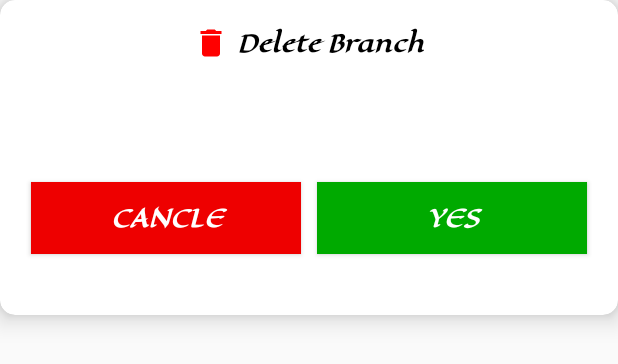
After one commit to kirankumar-lab/StudentAttendanceManagement, an Android app: the layout layout_delete_branch.xml on its own in the app's theme, with its tools: preview values and no code run, on a phone screen of 412 x 824 dp. The commit adds this screen. Shown: the top 364 px of the screen. Run offline under Robolectric (Android 15) with nearby library versions, the light colour scheme and no system bars.

Commit message:
added branch layouts and classes.

```diff
--- /dev/null
+++ b/app/src/main/res/layout/layout_delete_branch.xml
@@ -0,0 +1,85 @@
+<?xml version="1.0" encoding="utf-8"?>
+<androidx.cardview.widget.CardView xmlns:android="http://schemas.android.com/apk/res/android"
+    xmlns:app="http://schemas.android.com/apk/res-auto"
+    android:layout_width="match_parent"
+    android:layout_height="wrap_content"
+    app:cardCornerRadius="10dp"
+    app:cardElevation="10dp">
+
+    <LinearLayout
+        android:layout_width="match_parent"
+        android:layout_height="match_parent"
+        android:orientation="vertical"
+        android:padding="15dp">
+
+        <TextView
+            android:layout_width="wrap_content"
+            android:layout_height="wrap_content"
+            android:layout_gravity="center"
+            android:drawableStart="@drawable/ic_delete"
+            android:drawableLeft="@drawable/ic_delete"
+            android:drawablePadding="5dp"
+            android:fontFamily="@font/eagle_lake"
+            android:text="@string/delete_branch"
+            android:textColor="@color/black"
+            android:textSize="16sp"
+            android:textStyle="bold|italic" />
+
+        <TextView
+            android:id="@+id/tvDeleteBranchName"
+            android:layout_width="wrap_content"
+            android:layout_height="wrap_content"
+            android:layout_marginVertical="10dp"
+            android:layout_marginTop="2dp"
+            android:fontFamily="@font/eagle_lake"
+            android:padding="5dp"
+            android:textColor="@color/black"
+            android:textSize="14sp"
+            android:textStyle="bold|italic" />
+
+        <LinearLayout
+            android:layout_width="match_parent"
+            android:layout_height="wrap_content"
+            android:layout_gravity="center"
+            android:layout_marginVertical="20dp"
+            android:gravity="center"
+            android:orientation="horizontal"
+            android:weightSum="2">
+
+            <Button
+                android:id="@+id/btnCancle"
+                android:layout_width="0dp"
+                android:layout_height="wrap_content"
+                android:layout_gravity="center"
+                android:layout_margin="5dp"
+                android:layout_weight="1"
+                android:background="#EE0000"
+                android:drawablePadding="3dp"
+                android:fontFamily="@font/eagle_lake"
+                android:text="@string/cancle"
+                android:textColor="@color/white"
+                android:textSize="16sp"
+                android:textStyle="bold|italic"
+                android:elevation="10dp"
+                />
+
+            <Button
+                android:id="@+id/btnYes"
+                android:layout_width="0dp"
+                android:layout_height="wrap_content"
+                android:layout_gravity="center"
+                android:layout_margin="5dp"
+                android:layout_weight="1"
+                android:background="#00AA00"
+                android:drawablePadding="3dp"
+                android:fontFamily="@font/eagle_lake"
+                android:text="@string/yes"
+                android:textColor="@color/white"
+                android:textSize="16sp"
+                android:textStyle="bold|italic"
+                android:elevation="10dp"/>
+
+        </LinearLayout>
+    </LinearLayout>
+
+</androidx.cardview.widget.CardView>
--- a/app/src/main/res/values-night/strings.xml
+++ b/app/src/main/res/values-night/strings.xml
@@ -41,4 +41,7 @@
     <string name="delete">Delete</string>
     <string name="edit">Edit</string>
     <string name="ex_computer_engineering">Ex. Computer Engineering</string>
+    <string name="delete_branch">Delete Branch</string>
+    <string name="cancle">Cancle</string>
+    <string name="yes">Yes</string>
 </resources>
--- a/app/src/main/res/values/strings.xml
+++ b/app/src/main/res/values/strings.xml
@@ -41,4 +41,7 @@
     <string name="delete">Delete</string>
     <string name="edit">Edit</string>
     <string name="ex_computer_engineering">Ex. Computer Engineering</string>
+    <string name="delete_branch">Delete Branch</string>
+    <string name="cancle">Cancle</string>
+    <string name="yes">Yes</string>
 </resources>
```
Also changed, not shown: app/src/main/java/com/pss/myapplication/AdapterBranch.java (+6 -5 lines), app/src/main/java/com/pss/myapplication/Branch.java (+42 -6 lines), app/src/main/java/com/pss/myapplication/ManageBranch.java (+11 -7 lines).
